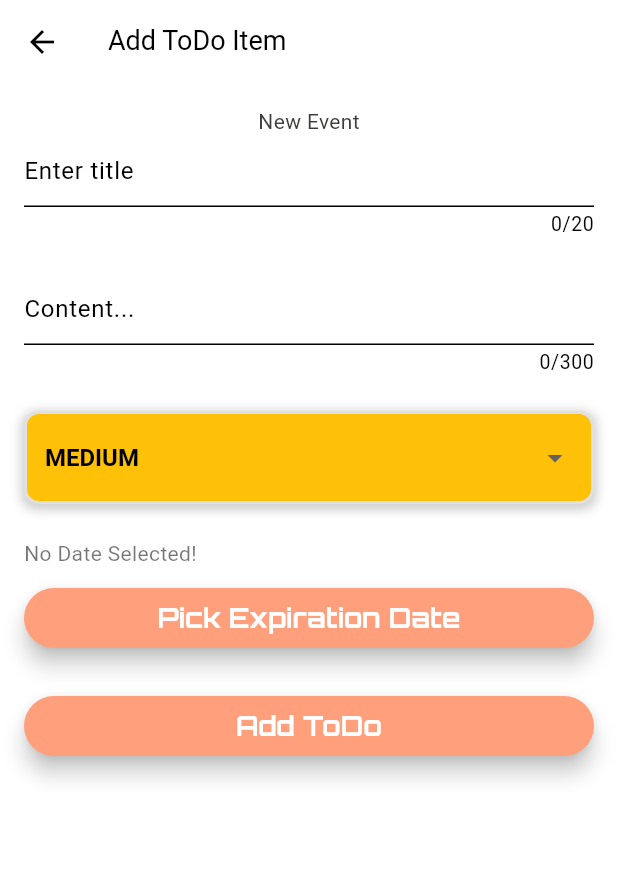
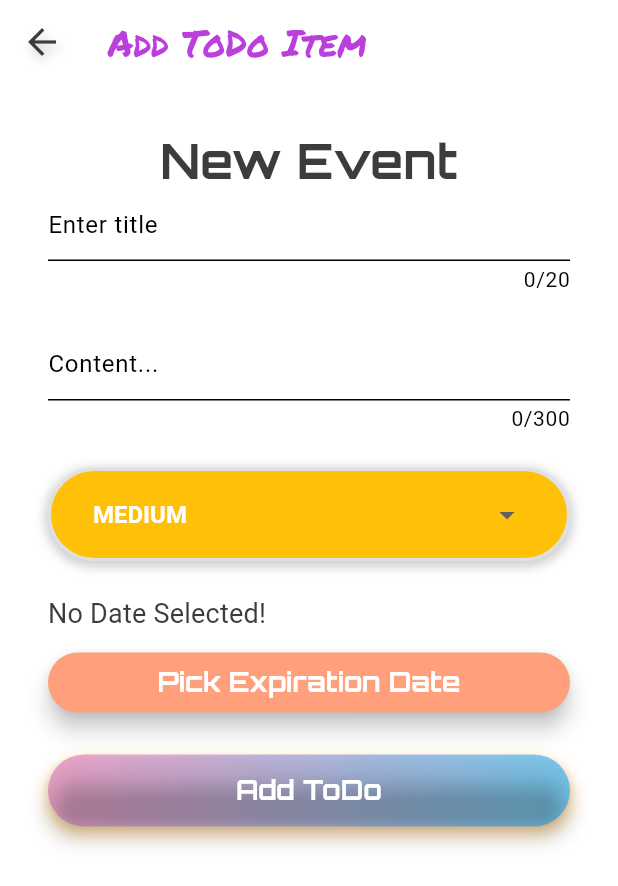
Before and after one commit to MichaelHiszpanski/business_manager, a Flutter app: the AddItemPage screen opened by its route, on a phone screen of 412 x 824 dp. Shown: the top 886 px of the screen. Run offline on Flutter 3.47's test engine with Material 3 defaults, Android fonts, the phone set to English and light mode, and no system bars; our stand-ins replace auto_route, bloc, equatable, flutter_bloc, flutter_colorpicker, flutter_dotenv and 10 more; accounts and stored records are empty; generated files the repository leaves out were written again; Roboto replaces fonts that are missing (Suse); project files that could hold a hidden picture were left out.

```diff
--- a/lib/core/main_utils/bloc_provider/bloc_provider.dart
+++ b/lib/core/main_utils/bloc_provider/bloc_provider.dart
@@ -1,4 +1,5 @@
 import 'package:business_manager/core/main_utils/main_bloc/main_bloc.dart';
+import 'package:business_manager/feature/services/employee_management/bloc/employee_management_bloc.dart';
 import 'package:business_manager/feature/services/invoice_manager/bloc/invoice_manager_bloc.dart';
 import 'package:business_manager/feature/services/to_do_list/bloc/to_do_bloc.dart';
 import 'package:business_manager/feature/services/work_manager/bloc/work_manager_bloc.dart';
@@ -18,6 +19,7 @@ class AppBlocProviders extends StatelessWidget {
         BlocProvider(create: (context) => ToDoBloc()),
         BlocProvider(create: (context) => WorkManagerBloc()),
         BlocProvider(create: (context) => InvoiceManagerBloc()),
+        BlocProvider(create: (context) => EmployeeManagementBloc()),
       ],
       child: child,
     );
--- /dev/null
+++ b/lib/core/widgets/buttons/button_wrappers/button_wrapper_one.dart
@@ -0,0 +1,32 @@
+import 'package:business_manager/core/theme/colors.dart';
+import 'package:business_manager/core/tools/constants.dart';
+import 'package:flutter/material.dart';
+
+class ButtonWrapperOne extends StatelessWidget {
+ final  Widget child;
+
+ const ButtonWrapperOne({super.key, required this.child});
+
+  @override
+  Widget build(BuildContext context) {
+    return Container(
+      decoration: BoxDecoration(
+        gradient: const LinearGradient(
+          colors: [Pallete.colorSeven, Pallete.colorSix],
+          begin: Alignment.topLeft,
+          end: Alignment.bottomRight,
+        ),
+        boxShadow: [
+          BoxShadow(
+            color: Pallete.colorFive.withOpacity(0.45),
+            offset: const Offset(0, 4),
+            blurRadius: 8,
+            spreadRadius: 1,
+          ),
+        ],
+        borderRadius: BorderRadius.circular(Constants.padding24),
+      ),
+      child: child,
+    );
+  }
+}
--- a/lib/core/widgets/priority_dropdown/priority_dropdown.dart
+++ b/lib/core/widgets/priority_dropdown/priority_dropdown.dart
@@ -1,4 +1,5 @@
 import 'package:business_manager/core/enums/piority_level_enum.dart';
+import 'package:business_manager/core/tools/constants.dart';
 import 'package:flutter/material.dart';
 
 class PriorityDropdown extends StatefulWidget {
@@ -40,10 +41,10 @@ class _PriorityDropdownState extends State<PriorityDropdown> {
   @override
   Widget build(BuildContext context) {
     return Container(
-      padding:const  EdgeInsets.symmetric(horizontal: 12.0, vertical: 5.0),
+      padding: const EdgeInsets.symmetric(horizontal: 12.0, vertical: 5.0),
       decoration: BoxDecoration(
         color: PriorityDropdown.getPriorityColor(_selectedPriority),
-        borderRadius: BorderRadius.circular(10.0),
+        borderRadius: BorderRadius.circular(Constants.padding32),
         border: Border.all(color: Colors.grey.shade300, width: 2.0),
         boxShadow: [
           BoxShadow(
@@ -60,10 +61,11 @@ class _PriorityDropdownState extends State<PriorityDropdown> {
           dropdownColor: PriorityDropdown.getPriorityColor(_selectedPriority),
           isExpanded: true,
           style: const TextStyle(
-            color: Colors.black,
+            color: Colors.white,
             fontSize: 16.0,
             fontWeight: FontWeight.w600,
           ),
+          padding: const EdgeInsets.symmetric(horizontal: Constants.padding16),
           items: PriorityLevelEnum.values.map((PriorityLevelEnum priority) {
             return DropdownMenuItem<PriorityLevelEnum>(
               value: priority,
--- /dev/null
+++ b/lib/feature/services/employee_management/bloc/employee_management_bloc.dart
@@ -0,0 +1,13 @@
+import 'package:bloc/bloc.dart';
+import 'package:meta/meta.dart';
+
+part 'employee_management_event.dart';
+part 'employee_management_state.dart';
+
+class EmployeeManagementBloc extends Bloc<EmployeeManagementEvent, EmployeeManagementState> {
+  EmployeeManagementBloc() : super(EmployeeManagementInitial()) {
+    on<EmployeeManagementEvent>((event, emit) {
+      // TODO: implement event handler
+    });
+  }
+}
--- /dev/null
+++ b/lib/feature/services/employee_management/bloc/employee_management_event.dart
@@ -0,0 +1,4 @@
+part of 'employee_management_bloc.dart';
+
+@immutable
+sealed class EmployeeManagementEvent {}
--- /dev/null
+++ b/lib/feature/services/employee_management/bloc/employee_management_state.dart
@@ -0,0 +1,6 @@
+part of 'employee_management_bloc.dart';
+
+@immutable
+sealed class EmployeeManagementState {}
+
+final class EmployeeManagementInitial extends EmployeeManagementState {}
--- a/lib/feature/services/to_do_list/presentation/screens/add_item_page.dart
+++ b/lib/feature/services/to_do_list/presentation/screens/add_item_page.dart
@@ -1,5 +1,9 @@
+import 'package:business_manager/core/screens/informations_screen.dart';
 import 'package:business_manager/core/theme/colors.dart';
 import 'package:business_manager/core/tools/constants.dart';
+import 'package:business_manager/core/tools/flutter_helper.dart';
+import 'package:business_manager/core/widgets/buttons/button_wrappers/button_wrapper_one.dart';
+import 'package:business_manager/core/widgets/custom_app_bar/custom_app_bar.dart';
 
 import 'package:business_manager/core/widgets/priority_dropdown/priority_dropdown.dart';
 import 'package:business_manager/core/enums/piority_level_enum.dart';
@@ -7,6 +11,7 @@ import 'package:business_manager/feature/services/to_do_list/models/to_do_item/t
 import 'package:business_manager/feature/services/to_do_list/bloc/to_do_bloc.dart';
 import 'package:business_manager/core/widgets/buttons/custom_floating_button.dart';
 import 'package:business_manager/feature/services/to_do_list/presentation/widgets/date_picker.dart';
+import 'package:business_manager/main.dart';
 import 'package:flutter/material.dart';
 import 'package:flutter_bloc/flutter_bloc.dart';
 import 'package:uuid/uuid.dart';
@@ -44,18 +49,22 @@ class _AddItemPageState extends State<AddItemPage> {
   @override
   Widget build(BuildContext context) {
     return Scaffold(
-        appBar: AppBar(
-          title: Text('Add ToDo Item'),
+        appBar: CustomAppBar(
+          title: 'Add ToDo Item',
+          onMenuPressed: () {},
         ),
         body: SingleChildScrollView(
           reverse: true,
           child: Padding(
-            padding: const EdgeInsets.all(Constants.padding16),
+            padding: const EdgeInsets.all(Constants.padding32),
             child: Form(
               key: _globalKey,
               child: Column(
                 children: [
-                  const Text('New Event'),
+                  Text(
+                    'New Event',
+                    style: context.text.headlineLarge,
+                  ),
                   TextFormField(
                     controller: _titleController,
                     decoration: const InputDecoration(
@@ -71,8 +80,10 @@ class _AddItemPageState extends State<AddItemPage> {
                       hintText: 'Content...',
                     ),
                     maxLines: null,
+                    keyboardType: TextInputType.multiline,
                     maxLength: Constants.MAX_LENGHT_TEXT_CONTENT,
-                      validator: _validateValue),
+                    validator: _validateValue,
+                  ),
                   const SizedBox(height: Constants.padding24),
                   PriorityDropdown(
                     selectedPriority: _prioritySelected,
@@ -92,10 +103,12 @@ class _AddItemPageState extends State<AddItemPage> {
                     },
                   ),
                   const SizedBox(height: Constants.padding24),
-                  CustomFloatingButton(
+                  ButtonWrapperOne(
+                    child: CustomFloatingButton(
                       onPressed: _validateToDoItem,
                       buttonText: "Add ToDo",
-                    backgroundColor: Pallete.gradient3,
+                      backgroundColor: Colors.transparent,
+                    ),
                   ),
                 ],
               ),
--- a/lib/feature/services/to_do_list/presentation/screens/to_do_list_screen.dart
+++ b/lib/feature/services/to_do_list/presentation/screens/to_do_list_screen.dart
@@ -2,6 +2,7 @@ import 'package:business_manager/core/helpers/date_format_helper.dart';
 import 'package:business_manager/core/screens/load_app_data_screen.dart';
 import 'package:business_manager/core/theme/colors.dart';
 import 'package:business_manager/core/widgets/bottom_bar.dart';
+import 'package:business_manager/core/widgets/buttons/button_wrappers/button_wrapper_one.dart';
 import 'package:business_manager/core/widgets/custom_app_bar/custom_app_bar.dart';
 import 'package:business_manager/core/widgets/filter_menu/filter_menu_to_do_list.dart';
 import 'package:business_manager/core/enums/fliter_menu_to_do_list_enum.dart';
@@ -114,6 +115,7 @@ class _ToDoListScreenState extends State<ToDoListScreen> {
       ),
       floatingActionButton: Padding(
         padding: const EdgeInsets.only(bottom: 60.0),
+        child: ButtonWrapperOne(
           child: CustomFloatingActionButton(
             icon: Icons.add,
             onPressed: () {
@@ -122,6 +124,8 @@ class _ToDoListScreenState extends State<ToDoListScreen> {
               );
             },
             heroTag: "hero_to_do_page",
+            backgroundColor: Colors.transparent,
+          ),
         ),
       ),
     );
--- a/lib/feature/services/to_do_list/presentation/widgets/custom_floating_action_button.dart
+++ b/lib/feature/services/to_do_list/presentation/widgets/custom_floating_action_button.dart
@@ -22,7 +22,7 @@ class CustomFloatingActionButton extends StatelessWidget {
       heroTag: heroTag,
       onPressed: onPressed,
       backgroundColor: backgroundColor ?? Theme.of(context).primaryColor,
-      child: Icon(icon, color: iconColor ?? Colors.white),
+      child: Icon(icon, color: iconColor ?? Colors.white,size: 34,),
     );
   }
 }
--- a/lib/feature/services/to_do_list/presentation/widgets/date_picker.dart
+++ b/lib/feature/services/to_do_list/presentation/widgets/date_picker.dart
@@ -1,5 +1,6 @@
 import 'package:business_manager/core/helpers/date_format_helper.dart';
 import 'package:business_manager/core/theme/colors.dart';
+import 'package:business_manager/core/tools/flutter_helper.dart';
 import 'package:business_manager/core/widgets/buttons/custom_floating_button.dart';
 import 'package:flutter/material.dart';
 
@@ -47,7 +48,7 @@ class _DatePickerState extends State<DatePicker> {
           _expiredDateSelected == null
               ? 'No Date Selected! ${_expiredDateSelected ?? ""}'
               : 'Selected: ${DateFormatHelper.dateFomrat(_expiredDateSelected)}',
-          style: const TextStyle(color: Colors.black54),
+          style: context.text.titleMedium,
         ),
         const SizedBox(height: 10),
         CustomFloatingButton(
```
Also changed, not shown: lib/core/supabase/supabase_bucket_manager.dart (added, +104 -0 lines), lib/core/theme/typography.dart (+18 -13 lines), lib/feature/services/to_do_list/presentation/screens/edit_item_page.dart (+14 -5 lines). Lines whose indentation alone changed are shown as unchanged.
